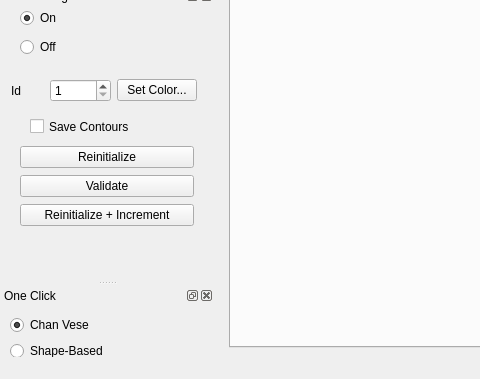
First picture: the form in Code/GUI/go.ui, repository gofigure2/GoFigure2, before the edit; both pictures show x 0 to 480 and y 447 to 826 of the 1434 by 826 pixel window.
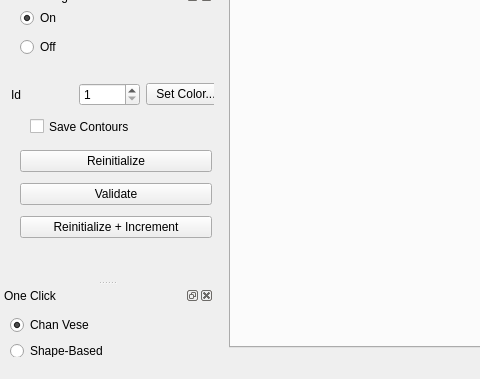
Second picture: the form after the edit. Icons and pictures are not drawn.

```diff
--- a/Code/GUI/go.ui
+++ b/Code/GUI/go.ui
@@ -899,8 +899,8 @@
       <rect>
        <x>20</x>
        <y>140</y>
-       <width>174</width>
-       <height>85</height>
+       <width>192</width>
+       <height>100</height>
       </rect>
      </property>
      <layout class="QVBoxLayout" name="verticalLayout_5">
@@ -941,8 +941,8 @@
       <rect>
        <x>11</x>
        <y>71</y>
-       <width>186</width>
-       <height>29</height>
+       <width>215</width>
+       <height>37</height>
       </rect>
      </property>
      <layout class="QHBoxLayout" name="horizontalLayout_16">
```
Left out of the diff: 12 changed lines with no effect on the pictures.
